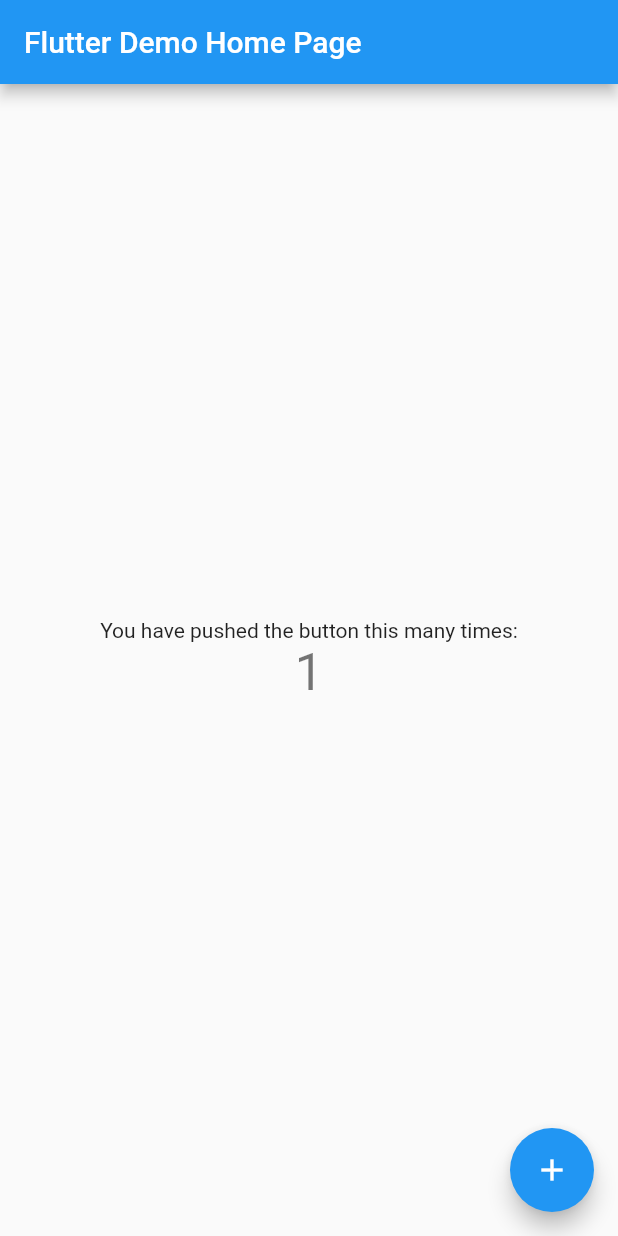
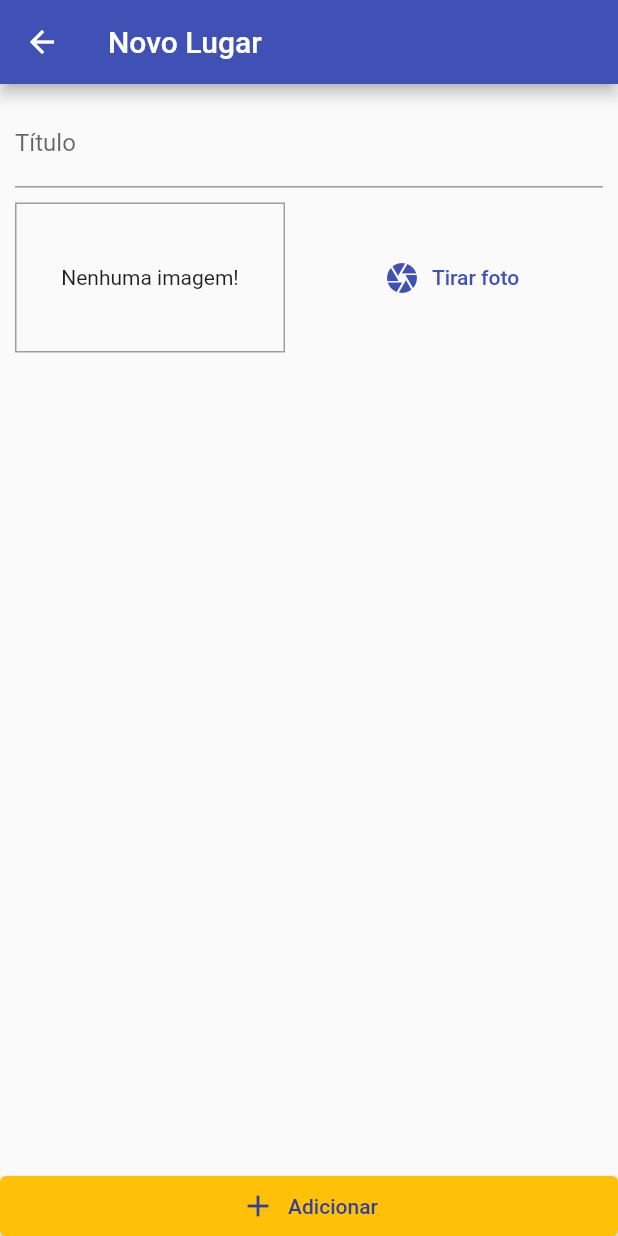
Before and after one commit to lucasalvespdev/great_places, a Flutter app: the screen it shows after launch, after a tap on the "add" icon, on a phone screen of 412 x 824 dp. Run offline on Flutter 3.47's test engine with Material 2 defaults, Android fonts, the phone set to English and light mode, and no system bars; our stand-ins replace image_picker.

Commit message:
Adicionando formulario para criação de locais e captura da camera

```diff
--- a/lib/main.dart
+++ b/lib/main.dart
@@ -1,4 +1,9 @@
 import 'package:flutter/material.dart';
+import 'package:great_places/providers/great_places.dart';
+import 'package:great_places/screens/place_form_screen.dart';
+import 'package:great_places/utils/app_routes.dart';
+import 'package:provider/provider.dart';
+import './screens/places_list_screen.dart';
 
 void main() {
   runApp(MyApp());
@@ -8,106 +13,20 @@ class MyApp extends StatelessWidget {
   // This widget is the root of your application.
   @override
   Widget build(BuildContext context) {
-    return MaterialApp(
-      title: 'Flutter Demo',
-      theme: ThemeData(
-        // This is the theme of your application.
-        //
-        // Try running your application with "flutter run". You'll see the
-        // application has a blue toolbar. Then, without quitting the app, try
-        // changing the primarySwatch below to Colors.green and then invoke
-        // "hot reload" (press "r" in the console where you ran "flutter run",
-        // or simply save your changes to "hot reload" in a Flutter IDE).
-        // Notice that the counter didn't reset back to zero; the application
-        // is not restarted.
-        primarySwatch: Colors.blue,
+    return ChangeNotifierProvider(
+      create: (ctx) => GreatPlaces(),
+      child: MaterialApp(
+        title: 'Great Places',
+        theme: ThemeData(
+          primarySwatch: Colors.indigo,
+          accentColor: Colors.amber,
+          visualDensity: VisualDensity.adaptivePlatformDensity,
+        ),
+        home: PlacesListScreen(),
+        routes: {
+          AppRoutes.PLACE_FORM: (ctx) => PlaceFormScreen(),
+        },
       ),
-      home: MyHomePage(title: 'Flutter Demo Home Page'),
     );
   }
 }
-
-class MyHomePage extends StatefulWidget {
-  MyHomePage({Key? key, required this.title}) : super(key: key);
-
-  // This widget is the home page of your application. It is stateful, meaning
-  // that it has a State object (defined below) that contains fields that affect
-  // how it looks.
-
-  // This class is the configuration for the state. It holds the values (in this
-  // case the title) provided by the parent (in this case the App widget) and
-  // used by the build method of the State. Fields in a Widget subclass are
-  // always marked "final".
-
-  final String title;
-
-  @override
-  _MyHomePageState createState() => _MyHomePageState();
-}
-
-class _MyHomePageState extends State<MyHomePage> {
-  int _counter = 0;
-
-  void _incrementCounter() {
-    setState(() {
-      // This call to setState tells the Flutter framework that something has
-      // changed in this State, which causes it to rerun the build method below
-      // so that the display can reflect the updated values. If we changed
-      // _counter without calling setState(), then the build method would not be
-      // called again, and so nothing would appear to happen.
-      _counter++;
-    });
-  }
-
-  @override
-  Widget build(BuildContext context) {
-    // This method is rerun every time setState is called, for instance as done
-    // by the _incrementCounter method above.
-    //
-    // The Flutter framework has been optimized to make rerunning build methods
-    // fast, so that you can just rebuild anything that needs updating rather
-    // than having to individually change instances of widgets.
-    return Scaffold(
-      appBar: AppBar(
-        // Here we take the value from the MyHomePage object that was created by
-        // the App.build method, and use it to set our appbar title.
-        title: Text(widget.title),
-      ),
-      body: Center(
-        // Center is a layout widget. It takes a single child and positions it
-        // in the middle of the parent.
-        child: Column(
-          // Column is also a layout widget. It takes a list of children and
-          // arranges them vertically. By default, it sizes itself to fit its
-          // children horizontally, and tries to be as tall as its parent.
-          //
-          // Invoke "debug painting" (press "p" in the console, choose the
-          // "Toggle Debug Paint" action from the Flutter Inspector in Android
-          // Studio, or the "Toggle Debug Paint" command in Visual Studio Code)
-          // to see the wireframe for each widget.
-          //
-          // Column has various properties to control how it sizes itself and
-          // how it positions its children. Here we use mainAxisAlignment to
-          // center the children vertically; the main axis here is the vertical
-          // axis because Columns are vertical (the cross axis would be
-          // horizontal).
-          mainAxisAlignment: MainAxisAlignment.center,
-          children: <Widget>[
-            Text(
-              'You have pushed the button this many times:',
-            ),
-            Text(
-              '$_counter',
-              style: Theme.of(context).textTheme.headline4,
-            ),
-          ],
-        ),
-      ),
-      floatingActionButton: FloatingActionButton(
-        onPressed: _incrementCounter,
-        tooltip: 'Increment',
-        child: Icon(Icons.add),
-      ), // This trailing comma makes auto-formatting nicer for build methods.
-    );
-  }
-}
--- /dev/null
+++ b/lib/models/place.dart
@@ -0,0 +1,27 @@
+import 'dart:io';
+
+class PlaceLocation {
+  final double latitude;
+  final double longitude;
+  final String? adress;
+
+  PlaceLocation({
+    required this.latitude,
+    required this.longitude,
+    this.adress,
+  });
+}
+
+class Place {
+  final String id;
+  final String title;
+  final PlaceLocation localizacao;
+  final File image;
+
+  Place({
+    required this.id,
+    required this.title,
+    required this.localizacao,
+    required this.image,
+  });
+}
--- /dev/null
+++ b/lib/providers/great_places.dart
@@ -0,0 +1,32 @@
+import 'dart:io';
+import 'dart:math';
+
+import 'package:flutter/cupertino.dart';
+import 'package:great_places/models/place.dart';
+
+class GreatPlaces with ChangeNotifier {
+  List<Place> _items = [];
+
+  List<Place> get items {
+    return [...items];
+  }
+
+  int get itemsCount {
+    return _items.length;
+  }
+
+  Place itemByIndex(int index) {
+    return _items[index];
+  }
+
+  void addPlace(String title, File image) {
+    final newPlace = Place(
+      id: Random().nextDouble().toString(),
+      title: title,
+      localizacao: new PlaceLocation(latitude: 0, longitude: 0),
+      image: image,
+    );
+    _items.add(newPlace);
+    notifyListeners();
+  }
+}
--- /dev/null
+++ b/lib/screens/place_form_screen.dart
@@ -0,0 +1,82 @@
+import 'dart:io';
+
+import 'package:flutter/material.dart';
+import 'package:great_places/providers/great_places.dart';
+import 'package:great_places/widgets/image_input.dart';
+import 'package:provider/provider.dart';
+
+class PlaceFormScreen extends StatefulWidget {
+  const PlaceFormScreen({Key? key}) : super(key: key);
+
+  @override
+  _PlaceFormScreenState createState() => _PlaceFormScreenState();
+}
+
+class _PlaceFormScreenState extends State<PlaceFormScreen> {
+  final _titleController = TextEditingController();
+  File? _pickedImage;
+
+  void _selectImage(File pickedImage) {
+    _pickedImage = pickedImage;
+  }
+
+  void _submitForm() {
+    if (_titleController.text.isEmpty || _pickedImage == null) {
+      return;
+    }
+    Provider.of<GreatPlaces>(context, listen: false)
+        .addPlace(_titleController.text, _pickedImage!);
+    Navigator.of(context).pop();
+  }
+
+  @override
+  Widget build(BuildContext context) {
+    return Scaffold(
+      appBar: AppBar(
+        title: Text('Novo Lugar'),
+      ),
+      body: Column(
+        mainAxisAlignment: MainAxisAlignment.spaceBetween,
+        crossAxisAlignment: CrossAxisAlignment.stretch,
+        children: [
+          Expanded(
+            child: SingleChildScrollView(
+              child: Padding(
+                padding: const EdgeInsets.all(10),
+                child: Column(
+                  children: [
+                    TextField(
+                      controller: _titleController,
+                      decoration: InputDecoration(
+                        labelText: 'Título',
+                      ),
+                    ),
+                    const SizedBox(height: 10),
+                    ImageInput(_selectImage),
+                  ],
+                ),
+              ),
+            ),
+          ),
+          ElevatedButton.icon(
+            onPressed: _submitForm,
+            label: Text('Adicionar'),
+            icon: Icon(Icons.add),
+            style: ElevatedButton.styleFrom(
+              primary: Theme.of(context).accentColor,
+              onPrimary: Theme.of(context).primaryColorDark,
+              tapTargetSize: MaterialTapTargetSize.shrinkWrap,
+              // shape: RoundedRectangleBorder(
+              //   borderRadius: BorderRadius.circular(30),
+              // ),
+              padding: const EdgeInsets.symmetric(
+                horizontal: 30,
+                vertical: 8,
+              ),
+            ),
+          ),
+        ],
+      ),
+    );
+  }
+}
--- /dev/null
+++ b/lib/screens/places_list_screen.dart
@@ -0,0 +1,43 @@
+import 'package:flutter/material.dart';
+import 'package:great_places/providers/great_places.dart';
+import 'package:great_places/utils/app_routes.dart';
+import 'package:provider/provider.dart';
+
+class PlacesListScreen extends StatelessWidget {
+  const PlacesListScreen({Key? key}) : super(key: key);
+
+  @override
+  Widget build(BuildContext context) {
+    return Scaffold(
+      appBar: AppBar(
+        title: Text('Meus Lugares'),
+        actions: [
+          IconButton(
+            icon: Icon(Icons.add),
+            onPressed: () {
+              Navigator.of(context).pushNamed(AppRoutes.PLACE_FORM);
+            },
+          ),
+        ],
+      ),
+      body: Consumer<GreatPlaces>(
+        child: Center(
+          child: Text('Nenhum local cadastrado!'),
+        ),
+        builder: (ctx, greatPlaces, ch) => greatPlaces.itemsCount == 0
+            ? ch!
+            : ListView.builder(
+                itemCount: greatPlaces.itemsCount,
+                itemBuilder: (ctx, i) => ListTile(
+                  leading: CircleAvatar(
+                    backgroundImage:
+                        FileImage(greatPlaces.itemByIndex(i).image),
+                  ),
+                  title: Text(greatPlaces.itemByIndex(i).title),
+                  onTap: () {},
+                ),
+              ),
+      ),
+    );
+  }
+}
--- /dev/null
+++ b/lib/utils/app_routes.dart
@@ -0,0 +1,3 @@
+class AppRoutes {
+  static const String PLACE_FORM = 'place-form';
+}
--- /dev/null
+++ b/lib/widgets/image_input.dart
@@ -0,0 +1,66 @@
+import 'dart:io';
+import 'package:flutter/material.dart';
+import 'package:image_picker/image_picker.dart';
+import 'package:path_provider/path_provider.dart' as syspaths;
+import 'package:path/path.dart' as path;
+
+class ImageInput extends StatefulWidget {
+  final Function onSelectImage;
+
+  ImageInput(this.onSelectImage);
+
+  @override
+  _ImageInputState createState() => _ImageInputState();
+}
+
+class _ImageInputState extends State<ImageInput> {
+  File? _storedImage;
+
+  _takePicture() async {
+    final ImagePicker _picker = ImagePicker();
+    XFile imageFile = await _picker.pickImage(
+      source: ImageSource.camera,
+      maxWidth: 600,
+    ) as XFile;
+
+    setState(() {
+      _storedImage = File(imageFile.path);
+    });
+
+    final appDir = await syspaths.getApplicationDocumentsDirectory();
+    String fileName = path.basename(_storedImage!.path);
+    final savedImage = await _storedImage!.copy('${appDir.path}/$fileName');
+    widget.onSelectImage(savedImage);
+  }
+
+  @override
+  Widget build(BuildContext context) {
+    return Row(
+      children: [
+        Container(
+          width: 180,
+          height: 100,
+          decoration: BoxDecoration(
+            border: Border.all(width: 1, color: Colors.grey),
+          ),
+          alignment: Alignment.center,
+          child: _storedImage != null
+              ? Image.file(
+                  _storedImage!,
+                  width: double.infinity,
+                  fit: BoxFit.cover,
+                )
+              : Text('Nenhuma imagem!'),
+        ),
+        SizedBox(width: 10),
+        Expanded(
+          child: TextButton.icon(
+            icon: Icon(Icons.camera),
+            label: Text('Tirar foto'),
+            onPressed: _takePicture,
+          ),
+        ),
+      ],
+    );
+  }
+}
--- a/pubspec.yaml
+++ b/pubspec.yaml
@@ -23,11 +23,15 @@ environment:
 dependencies:
   flutter:
     sdk: flutter
+  provider: ^6.0.1
 
 
   # The following adds the Cupertino Icons font to your application.
   # Use with the CupertinoIcons class for iOS style icons.
   cupertino_icons: ^1.0.2
+  image_picker: ^0.8.4+1
+  path_provider: ^2.0.4
+  path: ^1.8.0
 
 dev_dependencies:
   flutter_test:
```
Also changed, not shown: pubspec.lock.
